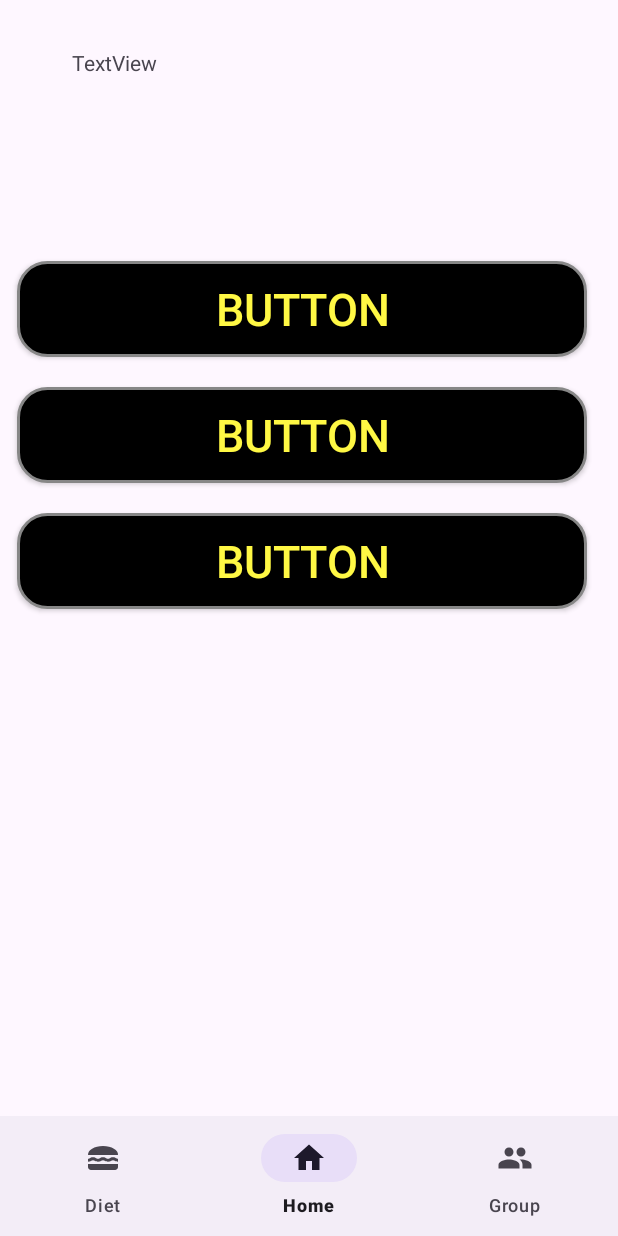
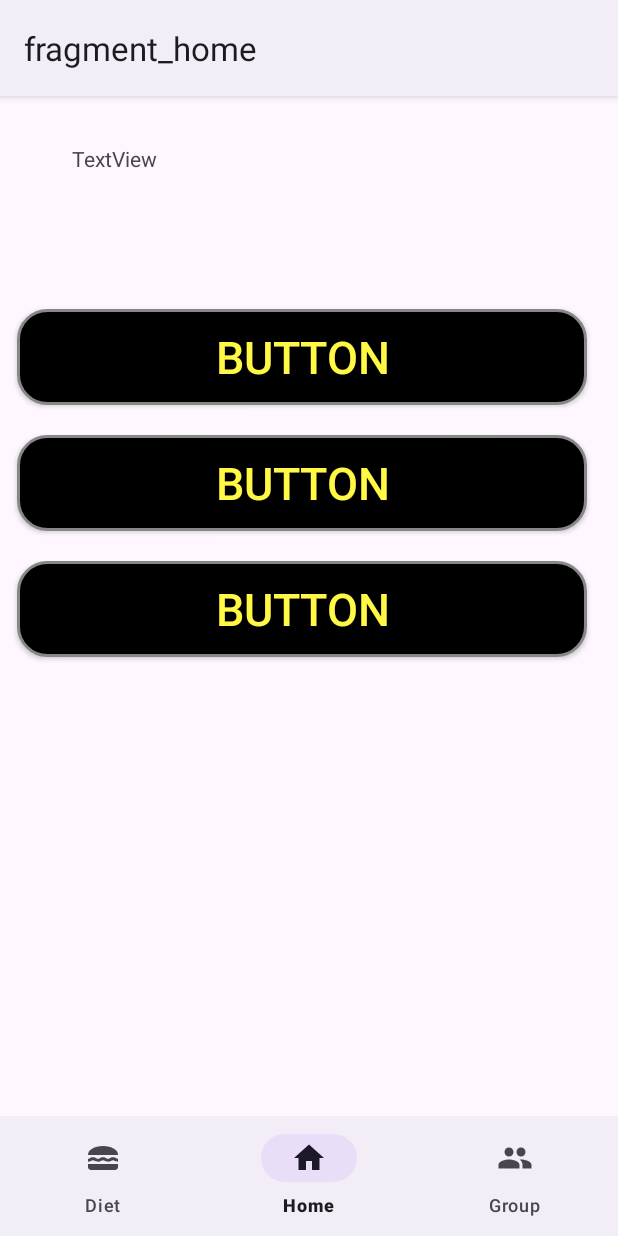
Before and after one commit to GHyueng/healthon, an Android app: the screen it shows after launch (MainActivity), on a phone screen of 412 x 824 dp. Run offline under Robolectric (Android 15) with nearby library versions, the phone set to English and light mode, and no system bars; our stand-ins replace navigation-ui.

Commit message:
수정(완)

```diff
--- a/app/src/main/res/values-night/themes.xml
+++ b/app/src/main/res/values-night/themes.xml
@@ -1,6 +1,6 @@
 <resources xmlns:tools="http://schemas.android.com/tools">
     <!-- Base application theme. -->
-    <style name="Base.Theme.Project2" parent="Theme.Material3.DayNight.NoActionBar">
+    <style name="Base.Theme.Project2" parent="Theme.Material3.DayNight">
         <!-- Customize your dark theme here. -->
         <!-- <item name="colorPrimary">@color/my_dark_primary</item> -->
     </style>
--- a/app/src/main/res/values/themes.xml
+++ b/app/src/main/res/values/themes.xml
@@ -1,6 +1,6 @@
 <resources xmlns:tools="http://schemas.android.com/tools">
     <!-- Base application theme. -->
-    <style name="Base.Theme.Project2" parent="Theme.Material3.DayNight.NoActionBar">
+    <style name="Base.Theme.Project2" parent="Theme.Material3.DayNight">
         <!-- Customize your light theme here. -->
         <!-- <item name="colorPrimary">@color/my_light_primary</item> -->
     </style>
```
